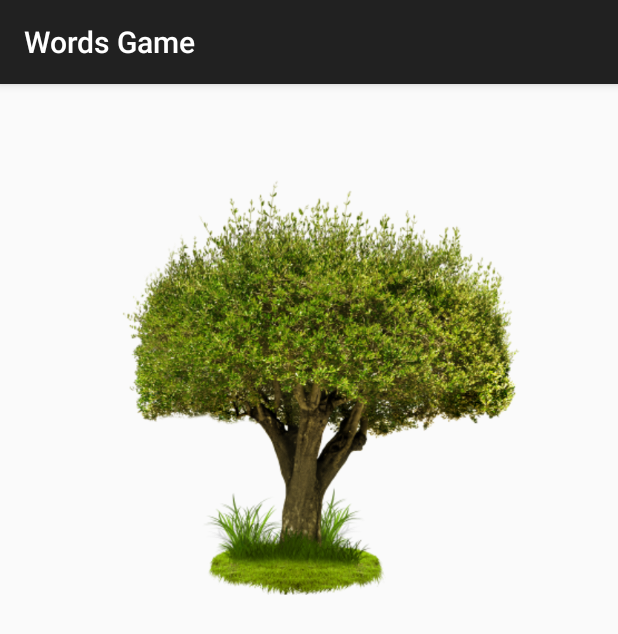
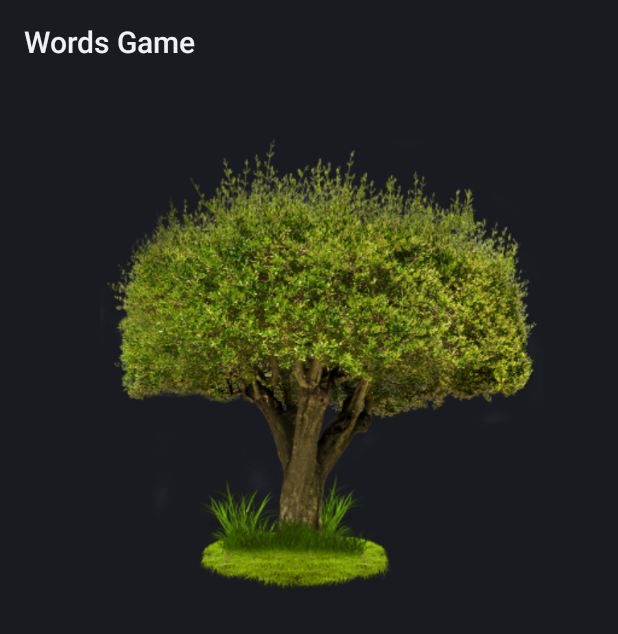
Before and after one commit to EduGames/WordsGame, an Android app: the screen it shows after launch (ChooseWordActivity), on a phone screen of 412 x 824 dp. Shown: the top 634 px of the screen. Run offline under Robolectric (Android 15) with nearby library versions, the phone set to English and light mode, and no system bars; 1 statement that could not run was skipped.

Commit message:
Projet Clean

```diff
--- a/app/src/main/AndroidManifest.xml
+++ b/app/src/main/AndroidManifest.xml
@@ -3,10 +3,8 @@
     package="com.mohheader.wordsgame" >
 
     <application
-        android:allowBackup="true"
         android:icon="@drawable/ic_launcher"
-        android:label="@string/app_name"
-        android:theme="@style/AppTheme" >
+        android:label="@string/app_name" >
         <activity
             android:name=".ChooseWordActivity"
             android:label="@string/app_name" >
--- a/app/src/main/java/com/mohheader/wordsgame/ChooseWordActivity.java
+++ b/app/src/main/java/com/mohheader/wordsgame/ChooseWordActivity.java
@@ -1,7 +1,7 @@
 package com.mohheader.wordsgame;
 
+import android.app.Activity;
 import android.graphics.drawable.Drawable;
-import android.support.v7.app.ActionBarActivity;
 import android.os.Bundle;
 import android.util.Log;
 import android.widget.ImageView;
@@ -10,7 +10,7 @@ import android.widget.LinearLayout;
 import java.util.ArrayList;
 import java.util.List;
 
-public class ChooseWordActivity extends ActionBarActivity {
+public class ChooseWordActivity extends Activity {
 
     @Override
     protected void onCreate(Bundle savedInstanceState) {
--- a/app/src/main/res/layout/activity_choose_word.xml
+++ b/app/src/main/res/layout/activity_choose_word.xml
@@ -4,10 +4,6 @@
     android:layout_height="match_parent"
     android:orientation="vertical"
     android:id="@+id/container"
-    android:paddingLeft="@dimen/activity_horizontal_margin"
-    android:paddingRight="@dimen/activity_horizontal_margin"
-    android:paddingTop="@dimen/activity_vertical_margin"
-    android:paddingBottom="@dimen/activity_vertical_margin"
-    tools:context="com.espace.wordsgame.ChooseWordActivity">
+    tools:context="com.mohheader.wordsgame.ChooseWordActivity">
 
 </LinearLayout>
--- a/app/src/main/res/values-w820dp/dimens.xml
+++ /dev/null
@@ -1,6 +0,0 @@
-<resources>
-    <!-- Example customization of dimensions originally defined in res/values/dimens.xml
-         (such as screen margins) for screens with more than 820dp of available width. This
-         would include 7" and 10" devices in landscape (~960dp and ~1280dp respectively). -->
-    <dimen name="activity_horizontal_margin">64dp</dimen>
-</resources>
--- a/app/src/main/res/values/dimens.xml
+++ /dev/null
@@ -1,5 +0,0 @@
-<resources>
-    <!-- Default screen margins, per the Android Design guidelines. -->
-    <dimen name="activity_horizontal_margin">16dp</dimen>
-    <dimen name="activity_vertical_margin">16dp</dimen>
-</resources>
--- a/app/src/main/res/values/strings.xml
+++ b/app/src/main/res/values/strings.xml
@@ -2,9 +2,6 @@
 <resources>
 
     <string name="app_name">Words Game</string>
-    <string name="hello_world">Hello world!</string>
-    <string name="action_settings">Settings</string>
-
 
     <string name="tree">TREE TREE</string>
     <string name="ball">BALL BALL</string>
--- a/app/src/main/res/values/styles.xml
+++ /dev/null
@@ -1,8 +0,0 @@
-<resources>
-
-    <!-- Base application theme. -->
-    <style name="AppTheme" parent="Theme.AppCompat.Light.DarkActionBar">
-        <!-- Customize your theme here. -->
-    </style>
-
-</resources>
--- a/build.gradle
+++ b/build.gradle
@@ -5,7 +5,7 @@ buildscript {
         mavenCentral()
     }
     dependencies {
-        classpath 'com.android.tools.build:gradle:0.11.+'
+        classpath 'com.android.tools.build:gradle:0.12.+'
     }
 }
 
```
Also changed, not shown: app/build.gradle (+3 -4 lines), app/src/main/res/menu/choose_word.xml (deleted, +0 -9 lines).
